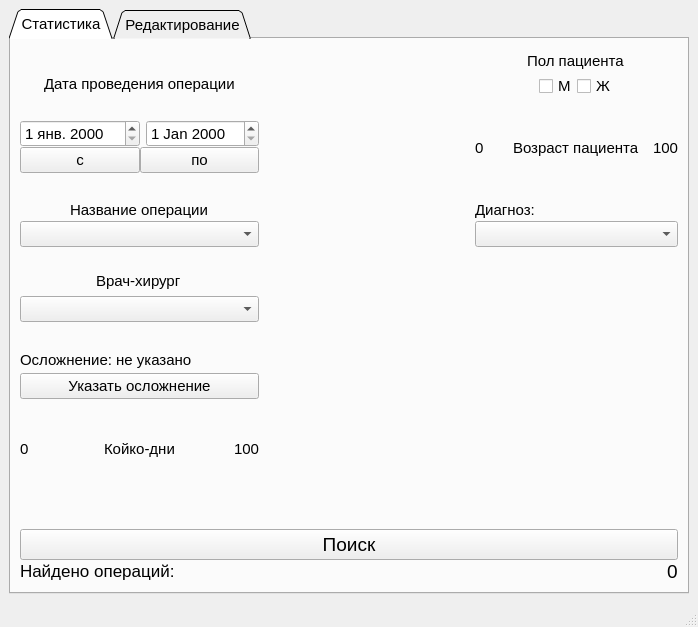
Old version of the form Hernia-Qt/mainwindow.ui in the repository dmkrch/Hernia-qt.
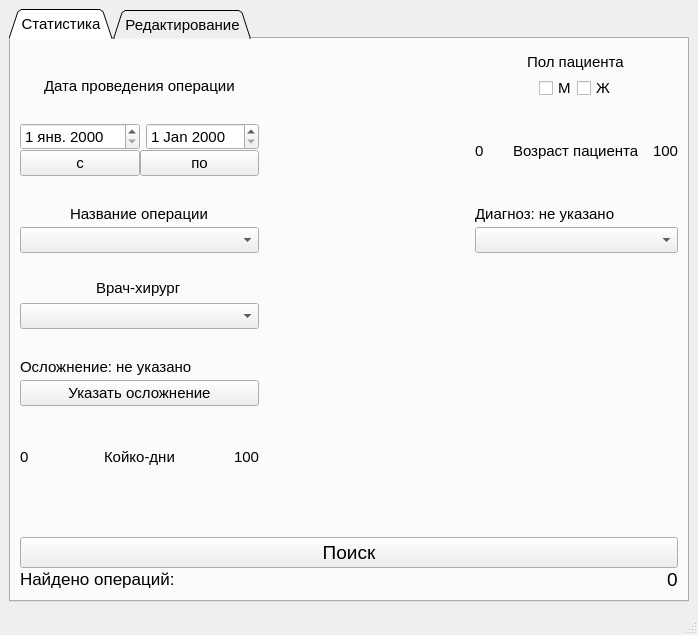
New version of the form.

```diff
--- a/Hernia-Qt/mainwindow.ui
+++ b/Hernia-Qt/mainwindow.ui
@@ -7,7 +7,7 @@
     <x>0</x>
     <y>0</y>
     <width>698</width>
-    <height>627</height>
+    <height>635</height>
    </rect>
   </property>
   <property name="font">
@@ -167,7 +167,7 @@
                  </sizepolicy>
                 </property>
                 <property name="text">
-                 <string>Диагноз:</string>
+                 <string>Диагноз: не указано</string>
                 </property>
                </widget>
               </item>
```
